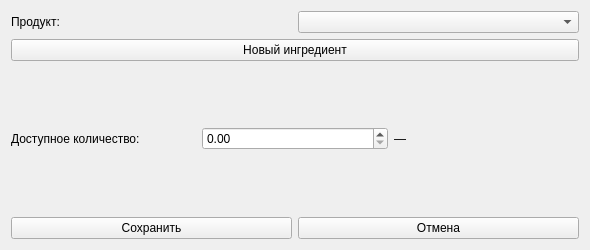
Old version of the form ui/stock_editor.ui in the repository chaykalla2026-lang/what_to_cook_Project.
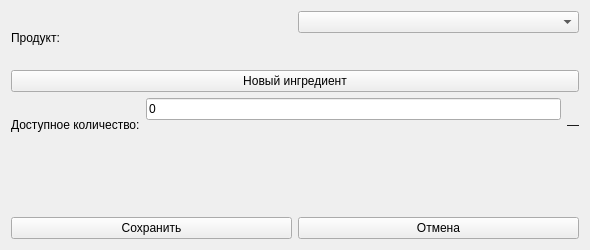
New version of the form.

```diff
--- a/ui/stock_editor.ui
+++ b/ui/stock_editor.ui
@@ -27,7 +27,24 @@
       </widget>
      </item>
      <item>
-      <widget class="QComboBox" name="ingredientCombo" />
+      <layout class="QVBoxLayout" name="ingredientComboFieldLayout">
+       <property name="spacing">
+        <number>2</number>
+       </property>
+       <item>
+        <widget class="QComboBox" name="ingredientCombo" />
+       </item>
+       <item>
+        <widget class="QLabel" name="ingredientError">
+         <property name="text">
+          <string />
+         </property>
+         <property name="wordWrap">
+          <bool>true</bool>
+         </property>
+        </widget>
+       </item>
+      </layout>
      </item>
     </layout>
    </item>
@@ -51,20 +68,31 @@
       </widget>
      </item>
      <item>
-      <widget class="QDoubleSpinBox" name="quantitySpin">
-       <property name="minimum">
-        <double>0</double>
-       </property>
-       <property name="maximum">
-        <double>999999.99</double>
-       </property>
-       <property name="value">
-        <double>0</double>
-       </property>
-       <property name="decimals">
+      <layout class="QVBoxLayout" name="quantityEditFieldLayout">
+       <property name="spacing">
         <number>2</number>
        </property>
-      </widget>
+       <item>
+        <widget class="QLineEdit" name="quantityEdit">
+         <property name="text">
+          <string>0</string>
+         </property>
+         <property name="placeholderText">
+          <string>Доступное количество</string>
+         </property>
+        </widget>
+       </item>
+       <item>
+        <widget class="QLabel" name="quantityError">
+         <property name="text">
+          <string />
+         </property>
+         <property name="wordWrap">
+          <bool>true</bool>
+         </property>
+        </widget>
+       </item>
+      </layout>
      </item>
      <item>
       <widget class="QLabel" name="unitLabel">
@@ -78,6 +106,16 @@
      </item>
     </layout>
    </item>
+   <item>
+    <widget class="QLabel" name="formErrorLabel">
+     <property name="text">
+      <string />
+     </property>
+     <property name="wordWrap">
+      <bool>true</bool>
+     </property>
+    </widget>
+   </item>
    <item>
     <layout class="QHBoxLayout" name="layout41">
      <item>
@@ -88,7 +126,7 @@
        <property name="enabled">
         <bool>true</bool>
        </property>
-       </widget>
+      </widget>
      </item>
      <item>
       <widget class="QPushButton" name="closeButton">
```
